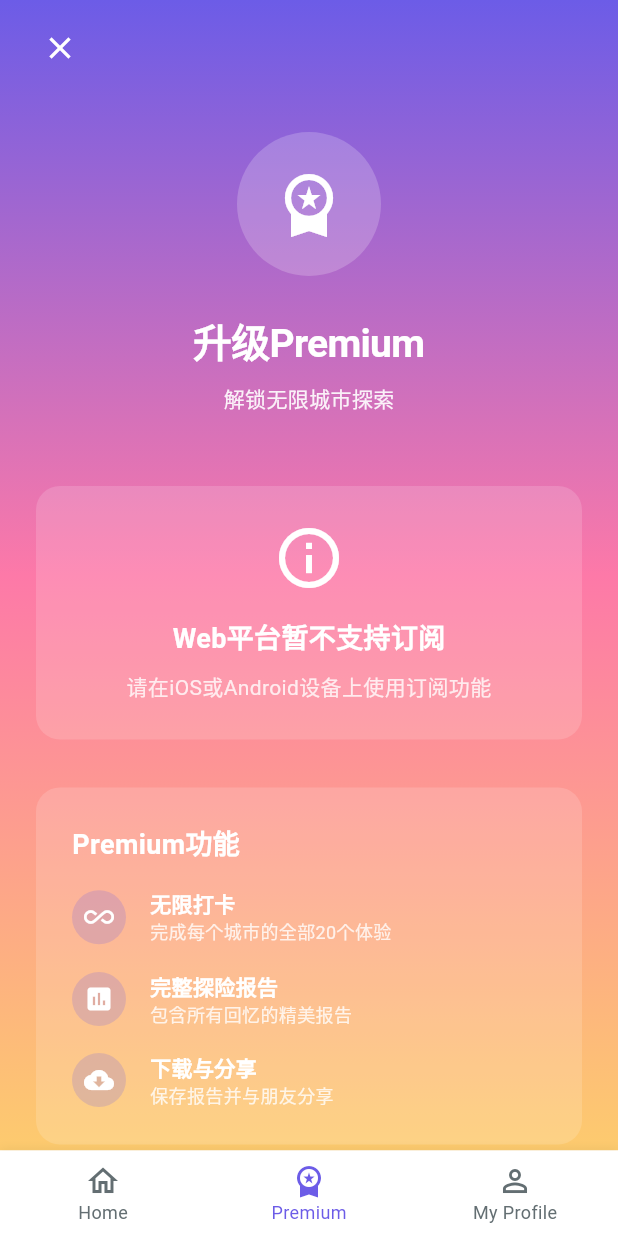
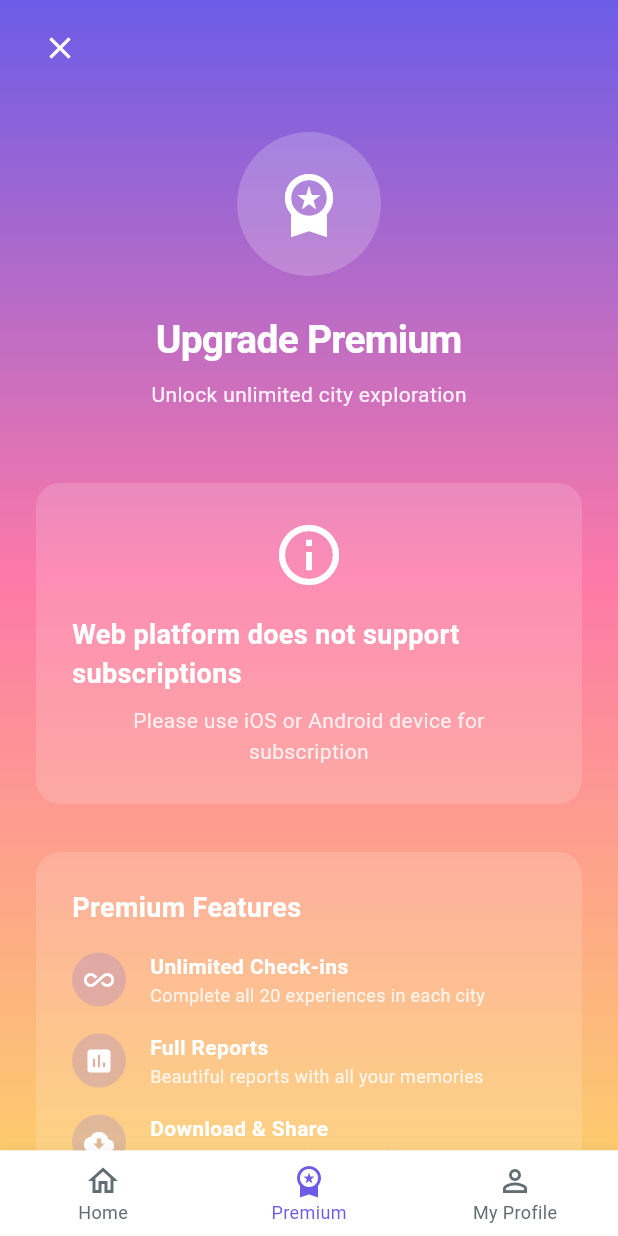
Before and after one commit to hwalhg/roamquest, a Flutter app: the screen it shows once a user with an empty profile is signed in, item 2 of the bottom bar chosen, on a phone screen of 412 x 824 dp. Run offline on Flutter 3.47's test engine with Material 3 defaults, Android fonts, the phone set to English and light mode, and no system bars; our stand-ins replace dio, equatable, flutter_dotenv, geocoding, geolocator, image_picker and 6 more; missing offline and left inert: universal_html; accounts and stored records are empty.

Commit message:
Fix subscription page internationalization for overseas iOS app
- Replace hardcoded Chinese text with AppLocalizations in subscription_page.dart
- Add missing translation keys (restorePurchaseCompleted, termsAndPrivacy, howToCancel, etc.)
- Add convenience getters for common subscription-related strings
- Add localeResolutionCallback to force English locale regardless of system settings

This ensures the subscription page displays in English for all users, as the app is intended for overseas markets.

Co-Authored-By: Claude <noreply@anthropic.com>

```diff
--- a/lib/features/subscription/subscription_page.dart
+++ b/lib/features/subscription/subscription_page.dart
@@ -9,6 +9,7 @@ import '../../core/theme/app_text_styles.dart';
 import '../../core/theme/app_theme.dart';
 import '../../data/models/subscription.dart';
 import '../../data/repositories/subscription_repository.dart';
+import '../../l10n/app_localizations.dart';
 
 /// Subscription page for premium upgrade
 class SubscriptionPage extends StatefulWidget {
@@ -123,15 +124,17 @@ class _SubscriptionPageState extends State<SubscriptionPage> {
   }
 
   Future<void> _restorePurchase() async {
+    final l10n = AppLocalizations.of(context)!;
     await _subscriptionRepo.restorePurchases();
     if (mounted) {
       ScaffoldMessenger.of(context).showSnackBar(
-        const SnackBar(content: Text('购买已恢复')),
+        SnackBar(content: Text(l10n.get('restorePurchaseCompleted'))),
       );
     }
   }
 
   void _showSuccessDialog() {
+    final l10n = AppLocalizations.of(context)!;
     showDialog(
       context: context,
       barrierDismissible: false,
@@ -156,12 +159,12 @@ class _SubscriptionPageState extends State<SubscriptionPage> {
             ),
             const SizedBox(height: AppSpacing.lg),
             Text(
-              '欢迎升级Premium！',
+              l10n.get('welcomePremium'),
               style: AppTextStyles.h3,
             ),
             const SizedBox(height: AppSpacing.sm),
             Text(
-              '您现在可以无限打卡',
+              l10n.get('unlimitedCity'),
               style: AppTextStyles.bodyMedium.copyWith(
                 color: AppColors.textSecondary,
               ),
@@ -176,7 +179,7 @@ class _SubscriptionPageState extends State<SubscriptionPage> {
                   // Navigate to home page
                   Navigator.of(context).popUntil((route) => route.isFirst);
                 },
-                child: const Text('开始探索'),
+                child: Text(l10n.get('startExploring')),
               ),
             ),
           ],
@@ -186,17 +189,16 @@ class _SubscriptionPageState extends State<SubscriptionPage> {
   }
 
   void _showErrorDialog() {
+    final l10n = AppLocalizations.of(context)!;
     showDialog(
       context: context,
       builder: (context) => AlertDialog(
-        title: const Text('购买失败'),
-        content: const Text(
-          '无法完成购买，请重试。',
-        ),
+        title: Text(l10n.get('paymentFailed')),
+        content: Text(l10n.get('paymentFailedDesc')),
         actions: [
           TextButton(
             onPressed: () => Navigator.pop(context),
-            child: const Text('确定'),
+            child: Text(l10n.get('ok')),
           ),
         ],
       ),
@@ -205,6 +207,7 @@ class _SubscriptionPageState extends State<SubscriptionPage> {
 
   @override
   Widget build(BuildContext context) {
+    final l10n = AppLocalizations.of(context)!;
     return Scaffold(
       body: Container(
         decoration: const BoxDecoration(
@@ -222,19 +225,19 @@ class _SubscriptionPageState extends State<SubscriptionPage> {
                 child: ListView(
                   padding: const EdgeInsets.all(AppSpacing.lg),
                   children: [
-                    _buildHeader(),
+                    _buildHeader(l10n),
                     const SizedBox(height: AppSpacing.md),
                     _buildSubscriptionStatus(),
                     const SizedBox(height: AppSpacing.xl),
-                    _buildSubscriptionPlans(),
+                    _buildSubscriptionPlans(l10n),
                     const SizedBox(height: AppSpacing.xl),
-                    _buildFeatures(),
+                    _buildFeatures(l10n),
                     const SizedBox(height: AppSpacing.xl),
-                    _buildPurchaseButton(),
+                    _buildPurchaseButton(l10n),
                     const SizedBox(height: AppSpacing.md),
-                    _buildRestoreButton(),
+                    _buildRestoreButton(l10n),
                     const SizedBox(height: AppSpacing.xl),
-                    _buildTerms(),
+                    _buildTerms(l10n),
                   ],
                 ),
               ),
@@ -265,7 +268,7 @@ class _SubscriptionPageState extends State<SubscriptionPage> {
     );
   }
 
-  Widget _buildHeader() {
+  Widget _buildHeader(AppLocalizations l10n) {
     return Column(
       children: [
         Container(
@@ -282,14 +285,14 @@ class _SubscriptionPageState extends State<SubscriptionPage> {
         ),
         const SizedBox(height: AppSpacing.lg),
         Text(
-          '升级Premium',
+          l10n.get('upgradePremium'),
           style: AppTextStyles.h1.copyWith(
             color: AppColors.textOnDark,
           ),
         ),
         const SizedBox(height: AppSpacing.sm),
         Text(
-          '解锁无限城市探索',
+          l10n.get('unlockUnlimited'),
           style: AppTextStyles.bodyMedium.copyWith(
             color: AppColors.textOnDark.withValues(alpha:0.9),
           ),
@@ -373,7 +376,7 @@ class _SubscriptionPageState extends State<SubscriptionPage> {
     );
   }
 
-  Widget _buildSubscriptionPlans() {
+  Widget _buildSubscriptionPlans(AppLocalizations l10n) {
     return ValueListenableBuilder(
       valueListenable: _subscriptionRepo.status,
       builder: (context, status, _) {
@@ -394,14 +397,14 @@ class _SubscriptionPageState extends State<SubscriptionPage> {
                 ),
                 const SizedBox(height: AppSpacing.md),
                 Text(
-                  'Web平台暂不支持订阅',
+                  l10n.get('webNotSupported'),
                   style: AppTextStyles.h4.copyWith(
                     color: AppColors.textOnDark,
                   ),
                 ),
                 const SizedBox(height: AppSpacing.sm),
                 Text(
-                  '请在iOS或Android设备上使用订阅功能',
+                  l10n.get('webNotSupportedDesc'),
                   style: AppTextStyles.bodyMedium.copyWith(
                     color: AppColors.textOnDark.withValues(alpha:0.8),
                   ),
@@ -602,7 +605,7 @@ class _SubscriptionPageState extends State<SubscriptionPage> {
     );
   }
 
-  Widget _buildFeatures() {
+  Widget _buildFeatures(AppLocalizations l10n) {
     return Container(
       padding: const EdgeInsets.all(AppSpacing.lg),
       decoration: BoxDecoration(
@@ -613,7 +616,7 @@ class _SubscriptionPageState extends State<SubscriptionPage> {
         crossAxisAlignment: CrossAxisAlignment.start,
         children: [
           Text(
-            'Premium功能',
+            l10n.get('premiumFeatures'),
             style: AppTextStyles.h4.copyWith(
               color: AppColors.textOnDark,
             ),
@@ -621,20 +624,20 @@ class _SubscriptionPageState extends State<SubscriptionPage> {
           const SizedBox(height: AppSpacing.md),
           _buildFeatureItem(
             icon: Icons.all_inclusive,
-            title: '无限打卡',
-            description: '完成每个城市的全部20个体验',
+            title: l10n.get('unlimitedCheckin'),
+            description: l10n.get('unlimitedCheckinDesc'),
           ),
           const SizedBox(height: AppSpacing.md),
           _buildFeatureItem(
             icon: Icons.assessment,
-            title: '完整探险报告',
-            description: '包含所有回忆的精美报告',
+            title: l10n.get('fullReport'),
+            description: l10n.get('fullReportDesc'),
           ),
           const SizedBox(height: AppSpacing.md),
           _buildFeatureItem(
             icon: Icons.cloud_download,
-            title: '下载与分享',
-            description: '保存报告并与朋友分享',
+            title: l10n.get('downloadShare'),
+            description: l10n.get('downloadShareDesc'),
           ),
         ],
       ),
@@ -688,7 +691,7 @@ class _SubscriptionPageState extends State<SubscriptionPage> {
     );
   }
 
-  Widget _buildPurchaseButton() {
+  Widget _buildPurchaseButton(AppLocalizations l10n) {
     return SizedBox(
       width: double.infinity,
       height: 56,
@@ -710,19 +713,19 @@ class _SubscriptionPageState extends State<SubscriptionPage> {
                   color: AppColors.primary,
                 ),
               )
-            : const Text(
-                '立即订阅',
-                style: TextStyle(fontSize: 18, fontWeight: FontWeight.w600),
+            : Text(
+                l10n.get('subscribeNow'),
+                style: const TextStyle(fontSize: 18, fontWeight: FontWeight.w600),
               ),
       ),
     );
   }
 
-  Widget _buildRestoreButton() {
+  Widget _buildRestoreButton(AppLocalizations l10n) {
     return TextButton(
       onPressed: _restorePurchase,
       child: Text(
-        '恢复购买',
+        l10n.get('restorePurchase'),
         style: AppTextStyles.bodyMedium.copyWith(
           color: AppColors.textOnDark,
         ),
@@ -730,7 +733,7 @@ class _SubscriptionPageState extends State<SubscriptionPage> {
     );
   }
 
-  Widget _buildTerms() {
+  Widget _buildTerms(AppLocalizations l10n) {
     return Column(
       children: [
         Text.rich(
@@ -739,14 +742,14 @@ class _SubscriptionPageState extends State<SubscriptionPage> {
               color: AppColors.textOnDark.withValues(alpha:0.7),
             ),
             children: [
-              const TextSpan(text: '订阅即表示您同意我们的'),
+              TextSpan(text: l10n.get('termsOfService') + ' '),
               WidgetSpan(
                 alignment: PlaceholderAlignment.middle,
                 child: InkWell(
                   onTap: () => _openUrl('https://roamquest.xyz/terms'),
-                  child: const Text(
-                    '服务条款',
-                    style: TextStyle(
+                  child: Text(
+                    l10n.get('termsAndPrivacy'),
+                    style: const TextStyle(
                       color: AppColors.textOnDark,
                       decoration: TextDecoration.underline,
                       decorationColor: AppColors.textOnDark,
@@ -754,22 +757,7 @@ class _SubscriptionPageState extends State<SubscriptionPage> {
                   ),
                 ),
               ),
-              const TextSpan(text: '和'),
-              WidgetSpan(
-                alignment: PlaceholderAlignment.middle,
-                child: InkWell(
-                  onTap: () => _openUrl('https://roamquest.xyz/privacy'),
-                  child: const Text(
-                    '隐私政策',
-                    style: TextStyle(
-                      color: AppColors.textOnDark,
-                      decoration: TextDecoration.underline,
-                      decorationColor: AppColors.textOnDark,
-                    ),
-                  ),
-                ),
-              ),
-              const TextSpan(text: '。'),
+              const TextSpan(text: '.'),
             ],
           ),
           textAlign: TextAlign.center,
@@ -781,14 +769,14 @@ class _SubscriptionPageState extends State<SubscriptionPage> {
               color: AppColors.textOnDark.withValues(alpha:0.6),
             ),
             children: [
-              const TextSpan(text: '订阅将自动续订，除非在到期前至少24小时取消。订阅期间可解锁所有城市。'),
+              TextSpan(text: l10n.get('autoRenew')),
               WidgetSpan(
                 alignment: PlaceholderAlignment.middle,
                 child: InkWell(
                   onTap: () => _openUrl('https://support.apple.com/HT202039'),
-                  child: const Text(
-                    '\n\n如何取消订阅？',
-                    style: TextStyle(
+                  child: Text(
+                    '\n\n' + l10n.get('howToCancel'),
+                    style: const TextStyle(
                       color: AppColors.textOnDark,
                       decoration: TextDecoration.underline,
                       decorationColor: AppColors.textOnDark,
--- a/lib/l10n/app_localizations.dart
+++ b/lib/l10n/app_localizations.dart
@@ -87,6 +87,7 @@ class AppLocalizations {
       'upgradePremium': 'Upgrade Premium',
       'unlockUnlimited': 'Unlock unlimited city exploration',
       'premiumFeatures': 'Premium Features',
+      'restorePurchaseCompleted': 'Purchase restored',
 
       // Terms & Privacy
       'agreeToTerms': 'I agree to the Terms of Service and Privacy Policy',
@@ -102,8 +103,10 @@ class AppLocalizations {
       'save': 'Save',
       'subscribeNow': 'Subscribe Now',
       'restorePurchase': 'Restore Purchase',
-      'termsOfService': 'By subscribing, you agree to our Terms of Service and Privacy Policy.',
-      'autoRenew': 'Subscription will auto-renew unless cancelled at least 24h before expiration.',
+      'termsOfService': 'By subscribing, you agree to our',
+      'termsAndPrivacy': 'Terms of Service and Privacy Policy',
+      'autoRenew': 'Subscription will auto-renew unless cancelled at least 24h before expiration. All cities are unlocked during subscription.',
+      'howToCancel': 'How to cancel subscription?',
       'webNotSupported': 'Web platform does not support subscriptions',
       'webNotSupportedDesc': 'Please use iOS or Android device for subscription',
       'paymentFailed': 'Payment failed',
@@ -248,6 +251,7 @@ class AppLocalizations {
       'upgradePremium': '升级高级版',
       'unlockUnlimited': '解锁无限城市探索',
       'premiumFeatures': '高级版功能',
+      'restorePurchaseCompleted': '购买已恢复',
 
       // Terms & Privacy
       'agreeToTerms': '我同意服务条款和隐私政策',
@@ -263,8 +267,10 @@ class AppLocalizations {
       'savings': '节省',
       'subscribeNow': '立即订阅',
       'restorePurchase': '恢复购买',
-      'termsOfService': '订阅即表示您同意我们的服务条款和隐私政策。',
-      'autoRenew': '订阅将自动续订，除非在到期前至少24小时取消。',
+      'termsOfService': '订阅即表示您同意我们的',
+      'termsAndPrivacy': '服务条款和隐私政策',
+      'autoRenew': '订阅将自动续订，除非在到期前至少24小时取消。订阅期间可解锁所有城市。',
+      'howToCancel': '如何取消订阅？',
       'webNotSupported': 'Web平台暂不支持订阅',
       'webNotSupportedDesc': '请在iOS或Android设备上使用订阅功能',
       'paymentFailed': '支付失败',
@@ -391,6 +397,13 @@ class AppLocalizations {
   String get upgradePremium => get('upgradePremium');
   String get unlockUnlimited => get('unlockUnlimited');
   String get startExploring => get('startExploring');
+  String get premiumFeatures => get('premiumFeatures');
+  String get ok => get('ok');
+  String get subscribeNow => get('subscribeNow');
+  String get restorePurchase => get('restorePurchase');
+  String get paymentFailed => get('paymentFailed');
+  String get welcomePremium => get('welcomePremium');
+  String get unlimitedCity => get('unlimitedCity');
 
   // Subscription Info Page
   String get freeTier => get('freeTier');
--- a/lib/main.dart
+++ b/lib/main.dart
@@ -80,6 +80,10 @@ class _RoamQuestAppState extends State<RoamQuestApp> {
         Locale('zh'), // Chinese
       ],
       locale: const Locale('en'), // Default to English
+      localeResolutionCallback: (locale, supportedLocales) {
+        // Always use English for overseas app
+        return const Locale('en');
+      },
       home: StreamBuilder<AuthState>(
         stream: _auth.authStateChanges,
         builder: (context, snapshot) {
```
